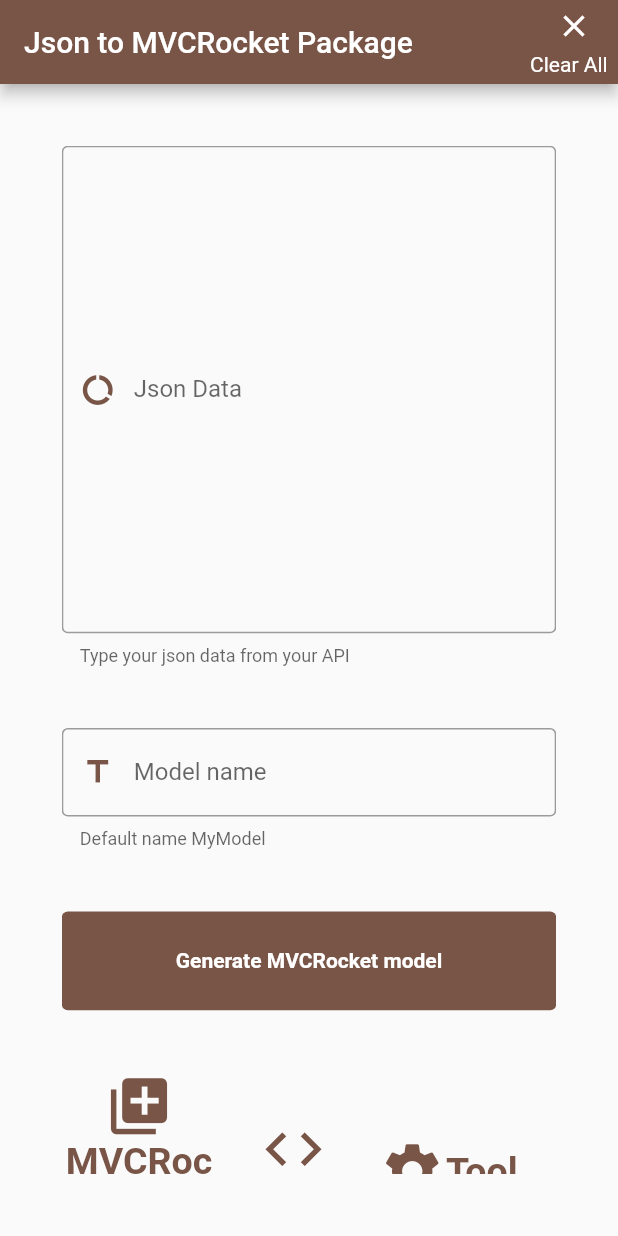
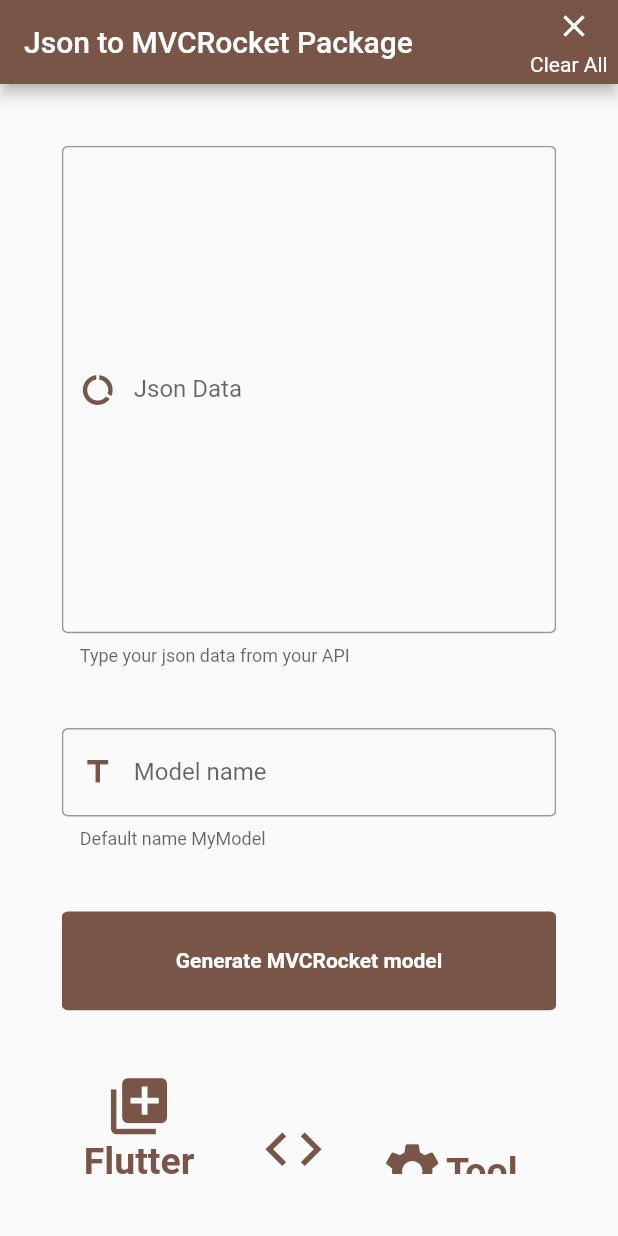
Before and after one commit to JahezAcademy/rocket2dart, a Flutter app: the screen it shows after launch, on a phone screen of 412 x 824 dp. Run offline on Flutter 3.47's test engine with Material 2 defaults, Android fonts, the phone set to English and light mode, and no system bars; our stand-ins replace url_launcher_web; missing offline and left inert: dart_code_viewer2, rocket_cli.

Commit message:
fixed tests issue and update package name

```diff
--- a/lib/ui/home.dart
+++ b/lib/ui/home.dart
@@ -100,8 +100,8 @@ class MyHomePage extends StatelessWidget {
                 crossAxisAlignment: WrapCrossAlignment.center,
                 alignment: WrapAlignment.spaceEvenly,
                 children: [
-                  Links("https://pub.dev/packages/mvc_rocket",
-                      Icons.library_add, "MVCRocket Package"),
+                  Links("https://pub.dev/packages/flutter_rocket",
+                      Icons.library_add, "Flutter Rocket Package"),
                   Links("https://github.com/M97Chahboun", Icons.code, "Github"),
                   Links("https://github.com/ourflutter/Json2Dart",
                       Icons.settings, "Tool"),
```
Also changed, not shown: 2 other files.
